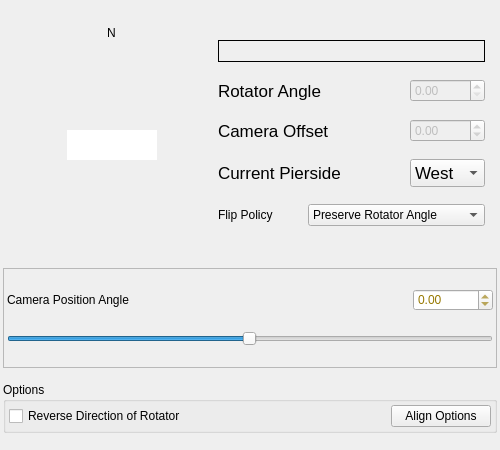
This is kstars/ekos/capture/rotatorsettings.ui in KDE/kstars as Qt 5 draws it before an edit. The edited form follows.
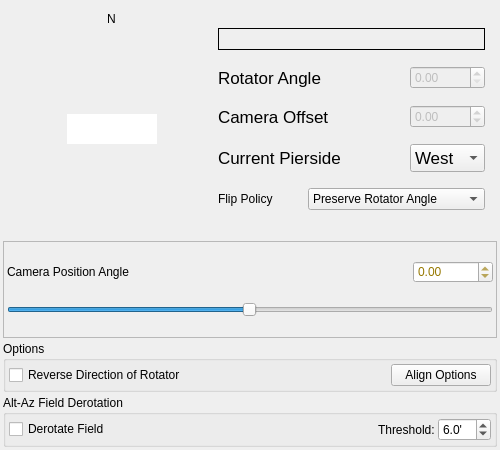
This is the edited form. Custom widgets are drawn as their Qt base class.

Commit message: Add field derotation for rotators on Alt-Az mounts

Diff of the .ui file:
```diff
--- a/kstars/ekos/capture/rotatorsettings.ui
+++ b/kstars/ekos/capture/rotatorsettings.ui
@@ -577,6 +577,94 @@
      </layout>
     </widget>
    </item>
+   <item>
+    <widget class="QGroupBox" name="DerotationGroup">
+     <property name="sizePolicy">
+      <sizepolicy hsizetype="Preferred" vsizetype="Fixed">
+       <horstretch>0</horstretch>
+       <verstretch>0</verstretch>
+      </sizepolicy>
+     </property>
+     <property name="toolTip">
+      <string>Available when the mount driver reports an Alt-Az mount type.</string>
+     </property>
+     <property name="title">
+      <string>Alt-Az Field Derotation</string>
+     </property>
+     <layout class="QHBoxLayout" name="derotationLayout">
+      <property name="spacing">
+       <number>3</number>
+      </property>
+      <property name="leftMargin">
+       <number>3</number>
+      </property>
+      <property name="topMargin">
+       <number>3</number>
+      </property>
+      <property name="rightMargin">
+       <number>3</number>
+      </property>
+      <property name="bottomMargin">
+       <number>3</number>
+      </property>
+      <item>
+       <widget class="QCheckBox" name="derotateField">
+        <property name="toolTip">
+         <string>While the mount tracks, turn the rotator to keep the camera position angle constant.</string>
+        </property>
+        <property name="text">
+         <string>Derotate Field</string>
+        </property>
+       </widget>
+      </item>
+      <item>
+       <spacer name="derotationSpacer">
+        <property name="orientation">
+         <enum>Qt::Horizontal</enum>
+        </property>
+        <property name="sizeHint" stdset="0">
+         <size>
+          <width>40</width>
+          <height>20</height>
+         </size>
+        </property>
+       </spacer>
+      </item>
+      <item>
+       <widget class="QLabel" name="derotationThresholdLabel">
+        <property name="text">
+         <string>Threshold:</string>
+        </property>
+       </widget>
+      </item>
+      <item>
+       <widget class="QDoubleSpinBox" name="derotationThreshold">
+        <property name="toolTip">
+         <string>The rotator is corrected when the position angle drifts by more than this amount.</string>
+        </property>
+        <property name="suffix">
+         <string>'</string>
+        </property>
+        <property name="decimals">
+         <number>1</number>
+        </property>
+        <property name="minimum">
+         <double>0.5</double>
+        </property>
+        <property name="maximum">
+         <double>60.000000000000000</double>
+        </property>
+        <property name="singleStep">
+         <double>0.5</double>
+        </property>
+        <property name="value">
+         <double>6.000000000000000</double>
+        </property>
+       </widget>
+      </item>
+     </layout>
+    </widget>
+   </item>
   </layout>
  </widget>
  <customwidgets>
```
The commit also changes 14 other files.
